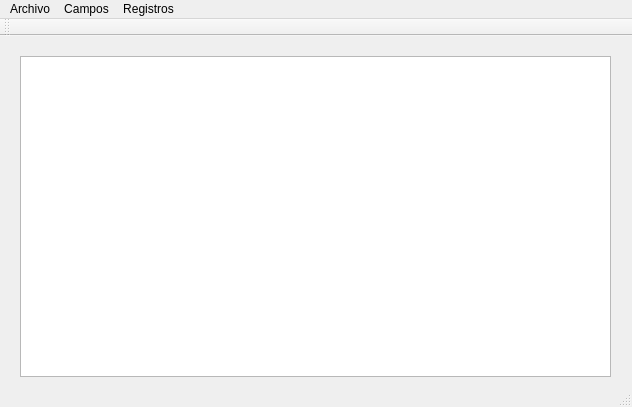
The window that mainwindow.ui (Dark1024/Proyecto_OA) describes before a commit, drawn with Qt 5.
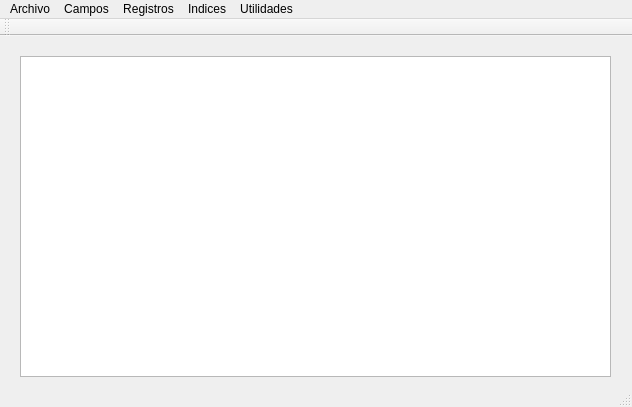
The same window after the commit.

What changed in the file:
```diff
--- a/mainwindow.ui
+++ b/mainwindow.ui
@@ -69,9 +69,31 @@
     <addaction name="separator"/>
     <addaction name="crossTables"/>
    </widget>
+   <widget class="QMenu" name="menuIndices">
+    <property name="title">
+     <string>Indices</string>
+    </property>
+    <addaction name="doSimpleIndexes"/>
+    <addaction name="separator"/>
+    <addaction name="doBTree"/>
+    <addaction name="separator"/>
+    <addaction name="reindex"/>
+   </widget>
+   <widget class="QMenu" name="menuUtilidades">
+    <property name="title">
+     <string>Utilidades</string>
+    </property>
+    <addaction name="exportXML"/>
+    <addaction name="importXML"/>
+    <addaction name="separator"/>
+    <addaction name="exportJSon"/>
+    <addaction name="importJSon"/>
+   </widget>
    <addaction name="menuArchivo"/>
    <addaction name="menuCampos"/>
    <addaction name="menuRegistros"/>
+   <addaction name="menuIndices"/>
+   <addaction name="menuUtilidades"/>
   </widget>
   <widget class="QToolBar" name="mainToolBar">
    <attribute name="toolBarArea">
```
Left out of the diff: 35 changed lines with no effect on the pictures.
